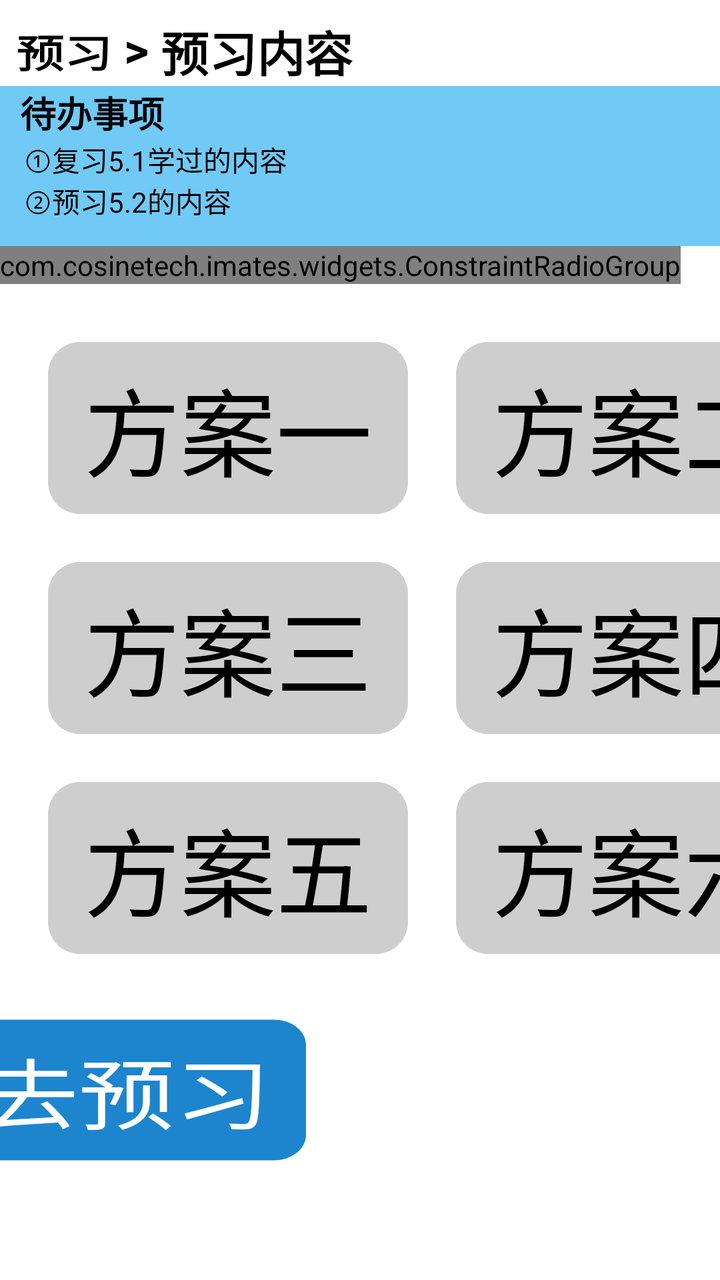
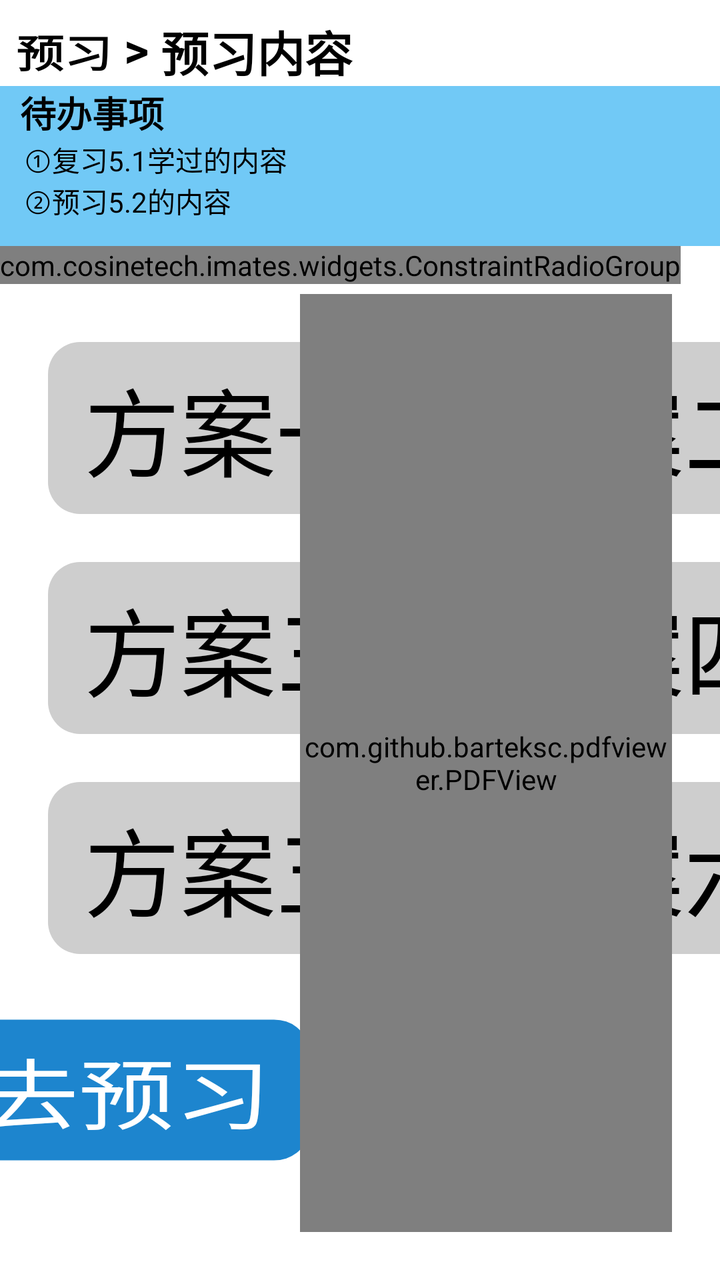

Compare the two renders of this Android layout. The source of the first and the diff that turns it into the second are given below.
<!-- AndroidManifest.xml: application theme Theme.IMatesApp.FullScreen -->
<!-- res/layout/fragment_preview_lession.xml -->
<?xml version="1.0" encoding="utf-8"?>
<androidx.constraintlayout.widget.ConstraintLayout xmlns:android="http://schemas.android.com/apk/res/android"
    xmlns:app="http://schemas.android.com/apk/res-auto"
    xmlns:tools="http://schemas.android.com/tools"
    android:layout_width="match_parent"
    android:layout_height="match_parent"
    android:background="#FFFFFF"
    tools:context=".FragmentPreviewLesson">

    <TextView
        android:id="@+id/label"
        android:layout_width="wrap_content"
        android:layout_height="wrap_content"
        android:layout_margin="8dp"
        android:text="预习"
        android:clickable="true"
        android:stateListAnimator="@animator/button_click_scale"
        android:textColor="#000000"
        android:textSize="@dimen/head1_size"
        android:textStyle="bold"
        app:layout_constraintStart_toStartOf="parent"
        app:layout_constraintTop_toTopOf="parent" />

    <TextView
        android:id="@+id/sign_split"
        android:layout_width="wrap_content"
        android:layout_height="wrap_content"
        android:text=" > "
        android:textColor="#000000"
        android:textSize="@dimen/head1_size"
        android:textStyle="bold"
        app:layout_constraintStart_toEndOf="@id/label"
        app:layout_constraintTop_toTopOf="@id/label" />

    <TextView
        android:id="@+id/preview_section_name"
        android:layout_width="wrap_content"
        android:layout_height="wrap_content"
        android:text="预习内容"
        android:textColor="#000000"
        android:textSize="@dimen/head1_size"
        android:textStyle="bold"
        app:layout_constraintStart_toEndOf="@id/sign_split"
        app:layout_constraintTop_toTopOf="@id/sign_split" />

    <LinearLayout
        android:id="@+id/tool_bar"
        android:layout_width="match_parent"
        android:layout_height="wrap_content"
        android:background="#71c9f6"
        android:minHeight="80dp"
        android:orientation="vertical"
        app:layout_constraintStart_toStartOf="parent"
        app:layout_constraintTop_toBottomOf="@id/preview_section_name">

        <TextView
            android:layout_width="wrap_content"
            android:layout_height="wrap_content"
            android:layout_marginStart="10dp"
            android:text="待办事项"
            android:textColor="#000000"
            android:textSize="@dimen/reflow_text_title_size"
            android:textStyle="bold" />

        <TextView
            android:layout_width="wrap_content"
            android:layout_height="wrap_content"
            android:layout_marginStart="12dp"
            android:background="@android:color/transparent"
            android:text="①复习5.1学过的内容"
            android:textColor="#000000" />

        <TextView
            android:layout_width="wrap_content"
            android:layout_height="wrap_content"
            android:layout_marginStart="12dp"
            android:background="@android:color/transparent"
            android:text="②预习5.2的内容"
            android:textColor="#000000" />

    </LinearLayout>

    <RadioButton
        android:id="@+id/opt_scheme_1"
        android:layout_width="wrap_content"
        android:layout_height="wrap_content"
        android:layout_marginStart="24dp"
        android:layout_marginTop="48dp"
        android:button="@null"
        android:background="@drawable/prepare_lesson_radio_bg"
        android:text="方案一"
        android:textSize="@dimen/head0_size"
        app:layout_constraintStart_toStartOf="parent"
        app:layout_constraintTop_toBottomOf="@id/tool_bar" />

    <RadioButton
        android:id="@+id/opt_scheme_2"
        android:layout_width="wrap_content"
        android:layout_height="wrap_content"
        android:layout_marginStart="24dp"
        android:layout_marginTop="48dp"
        android:button="@null"
        android:background="@drawable/prepare_lesson_radio_bg"
        android:text="方案二"
        android:textSize="@dimen/head0_size"
        app:layout_constraintStart_toEndOf="@id/opt_scheme_1"
        app:layout_constraintTop_toBottomOf="@id/tool_bar" />

    <RadioButton
        android:id="@+id/opt_scheme_3"
        android:layout_width="wrap_content"
        android:layout_height="wrap_content"
        android:layout_marginStart="24dp"
        android:layout_marginTop="24dp"
        android:button="@null"
        android:background="@drawable/prepare_lesson_radio_bg"
        android:text="方案三"
        android:textSize="@dimen/head0_size"
        app:layout_constraintStart_toStartOf="parent"
        app:layout_constraintTop_toBottomOf="@id/opt_scheme_1" />

    <RadioButton
        android:id="@+id/opt_scheme_4"
        android:layout_width="wrap_content"
        android:layout_height="wrap_content"
        android:layout_marginTop="24dp"
        android:button="@null"
        android:background="@drawable/prepare_lesson_radio_bg"
        android:text="方案四"
        android:textSize="@dimen/head0_size"
        app:layout_constraintStart_toStartOf="@id/opt_scheme_2"
        app:layout_constraintTop_toBottomOf="@id/opt_scheme_2" />

    <RadioButton
        android:id="@+id/opt_scheme_5"
        android:layout_width="wrap_content"
        android:layout_height="wrap_content"
        android:layout_marginStart="24dp"
        android:layout_marginTop="24dp"
        android:button="@null"
        android:background="@drawable/prepare_lesson_radio_bg"
        android:text="方案五"
        android:textSize="@dimen/head0_size"
        app:layout_constraintStart_toStartOf="parent"
        app:layout_constraintTop_toBottomOf="@id/opt_scheme_3" />

    <RadioButton
        android:id="@+id/opt_scheme_6"
        android:layout_width="wrap_content"
        android:layout_height="wrap_content"
        android:layout_marginTop="24dp"
        android:button="@null"
        android:background="@drawable/prepare_lesson_radio_bg"
        android:text="方案六"
        android:textSize="@dimen/head0_size"
        app:layout_constraintStart_toStartOf="@id/opt_scheme_4"
        app:layout_constraintTop_toBottomOf="@id/opt_scheme_4" />

    <com.cosinetech.imates.widgets.ConstraintRadioGroup
        android:id="@+id/group"
        android:layout_width="wrap_content"
        android:layout_height="wrap_content"
        app:constraint_referenced_ids="opt_scheme_1, opt_scheme_2, opt_scheme_3,opt_scheme_4,opt_scheme_5,opt_scheme_6"
        app:layout_constraintStart_toStartOf="parent"
        app:layout_constraintTop_toBottomOf="@id/tool_bar" />

    <Button
        android:id="@+id/btn_go_prepare"
        android:layout_width="wrap_content"
        android:layout_height="wrap_content"
        android:layout_margin="24dp"
        android:textSize="@dimen/head0_size"
        android:background="@drawable/round_corner"
        android:textColor="#ffffff"
        android:text="去预习"
        android:stateListAnimator="@animator/button_click_scale"
        app:layout_constraintStart_toStartOf="parent"
        app:layout_constraintTop_toBottomOf="@id/opt_scheme_5"
        app:layout_constraintEnd_toEndOf="@id/guideline"/>

    <androidx.constraintlayout.widget.Guideline
        android:id="@+id/guideline"
        android:layout_width="wrap_content"
        android:layout_height="wrap_content"
        android:orientation="vertical"
        app:layout_constraintGuide_percent="0.35" />

</androidx.constraintlayout.widget.ConstraintLayout>
<!-- resources referenced by this layout -->
<resources>
  <dimen name="head0_size">48sp</dimen>
  <dimen name="head1_size">24sp</dimen>
  <dimen name="reflow_text_title_size">18sp</dimen>
  <!-- drawable prepare_lesson_radio_bg (drawable) -->
  <?xml version="1.0" encoding="utf-8"?>
  <selector xmlns:android="http://schemas.android.com/apk/res/android">
  <item android:state_checked="true">
      <shape>
          <solid android:color="#c0fd70" />
          <corners android:radius="16dp" />
          <padding
              android:left="18dp"
              android:right="18dp"
              android:top="8dp"
              android:bottom="8dp" />
      </shape>
  </item>
  <item>
      <shape>
          <solid android:color="#cecece" />
          <corners android:radius="16dp" />
          <padding
              android:left="18dp"
              android:right="18dp"
              android:top="8dp"
              android:bottom="8dp" />
      </shape>
  </item>
  </selector>
  <!-- drawable round_corner (drawable) -->
  <?xml version="1.0" encoding="utf-8"?>
  <shape xmlns:android="http://schemas.android.com/apk/res/android">
      <solid android:color="#1d85ce" />
      <corners android:radius="16dp" />
      <padding
          android:left="18dp"
          android:right="18dp"
          android:top="9dp"
          android:bottom="9dp" />
  </shape>
  <style name="Theme.IMatesApp.FullScreen" parent="Theme.AppCompat.Light.NoActionBar">
          
          <item name="android:windowFullscreen">true</item>
          
          <item name="android:windowTranslucentStatus">true</item>
          
          <item name="android:windowTranslucentNavigation">true</item>
      </style>
</resources>

<!-- the commit's change to res/layout/fragment_preview_lession.xml (unified diff, before → after) -->
@@ -5,7 +5,7 @@
     android:layout_width="match_parent"
     android:layout_height="match_parent"
     android:background="#FFFFFF"
-    tools:context=".FragmentPreviewLesson">
+    tools:context=".fragments.FragmentPreviewLesson">
 
     <TextView
         android:id="@+id/label"
@@ -185,4 +185,14 @@
         android:orientation="vertical"
         app:layout_constraintGuide_percent="0.35" />
 
+    <com.github.barteksc.pdfviewer.PDFView
+        android:id="@+id/pdfView"
+        android:layout_width="0dp"
+        android:layout_height="0dp"
+        android:layout_margin="24dp"
+        app:layout_constraintStart_toStartOf="@id/guideline"
+        app:layout_constraintEnd_toEndOf="parent"
+        app:layout_constraintTop_toBottomOf="@id/tool_bar"
+        app:layout_constraintBottom_toBottomOf="parent"/>
+
 </androidx.constraintlayout.widget.ConstraintLayout>
